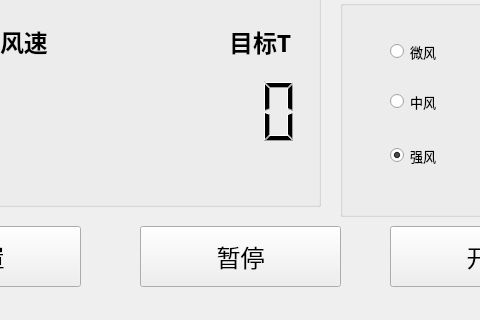
Qt form Client/client.ui (AlphaGoMK/AirConditioningSystem) before a commit; both pictures show x 150 to 630 and y 234 to 554 of the 835 by 554 pixel window.
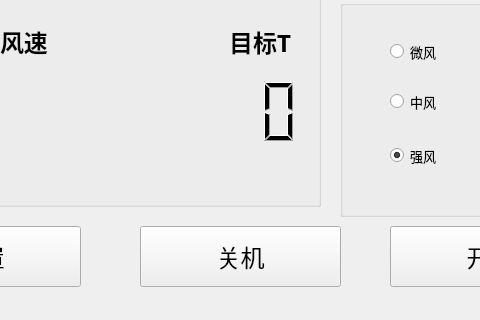
The same form after that commit.

```diff
--- a/Client/client.ui
+++ b/Client/client.ui
@@ -207,7 +207,7 @@
     </font>
    </property>
    <property name="text">
-    <string>暂停</string>
+    <string>关机</string>
    </property>
   </widget>
   <widget class="QPushButton" name="pushButton_7">
```
Left out of the diff: 2 changed lines with no effect on the pictures.
